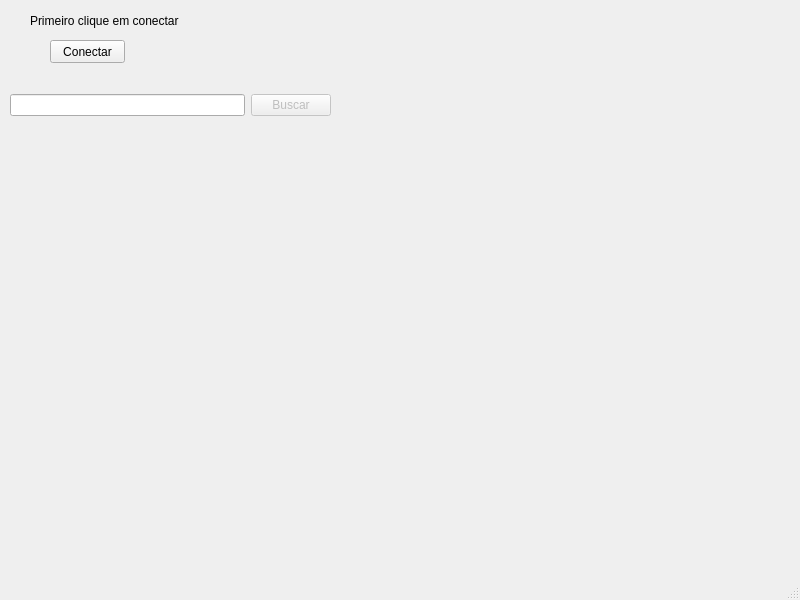
Qt form DesafioStone/mainwindow.ui (gabspires/DesafioStone) before a commit.
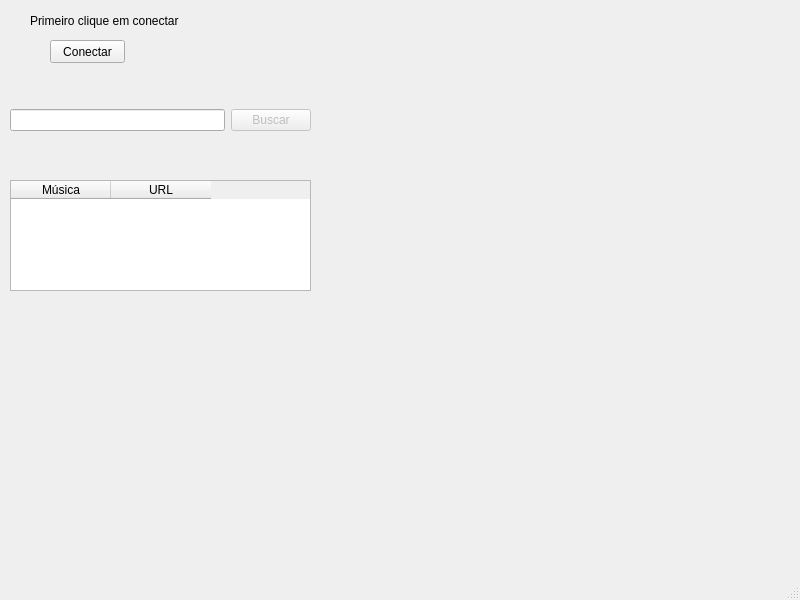
The same form after that commit.

Commit message: Buscador de músicas incluido

Diff of the .ui file:
```diff
--- a/DesafioStone/mainwindow.ui
+++ b/DesafioStone/mainwindow.ui
@@ -14,19 +14,6 @@
    <string>MainWindow</string>
   </property>
   <widget class="QWidget" name="centralwidget">
-   <widget class="QPushButton" name="conexaoButton">
-    <property name="geometry">
-     <rect>
-      <x>50</x>
-      <y>40</y>
-      <width>75</width>
-      <height>23</height>
-     </rect>
-    </property>
-    <property name="text">
-     <string>Conectar</string>
-    </property>
-   </widget>
    <widget class="QLabel" name="label">
     <property name="geometry">
      <rect>
@@ -40,13 +27,52 @@
      <string>Primeiro clique em conectar</string>
     </property>
    </widget>
+   <widget class="QPushButton" name="conexaoButton">
+    <property name="geometry">
+     <rect>
+      <x>50</x>
+      <y>40</y>
+      <width>75</width>
+      <height>23</height>
+     </rect>
+    </property>
+    <property name="text">
+     <string>Conectar</string>
+    </property>
+   </widget>
+   <widget class="QTableWidget" name="tableWidget">
+    <property name="geometry">
+     <rect>
+      <x>10</x>
+      <y>180</y>
+      <width>301</width>
+      <height>111</height>
+     </rect>
+    </property>
+    <property name="columnCount">
+     <number>2</number>
+    </property>
+    <attribute name="horizontalHeaderMinimumSectionSize">
+     <number>39</number>
+    </attribute>
+    <column>
+     <property name="text">
+      <string>Música</string>
+     </property>
+    </column>
+    <column>
+     <property name="text">
+      <string>URL</string>
+     </property>
+    </column>
+   </widget>
    <widget class="QWidget" name="horizontalLayoutWidget">
     <property name="geometry">
      <rect>
       <x>10</x>
       <y>80</y>
-      <width>321</width>
-      <height>51</height>
+      <width>301</width>
+      <height>80</height>
      </rect>
     </property>
     <layout class="QHBoxLayout" name="horizontalLayout">
```
The commit also changes 3 other files.
